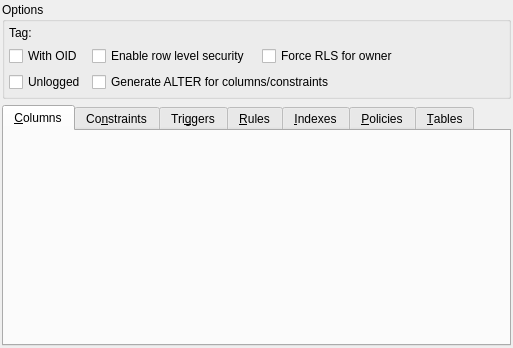
Above: libpgmodeler_ui/ui/tablewidget.ui from pgmodeler/pgmodeler before the change. Below: the same form after it.
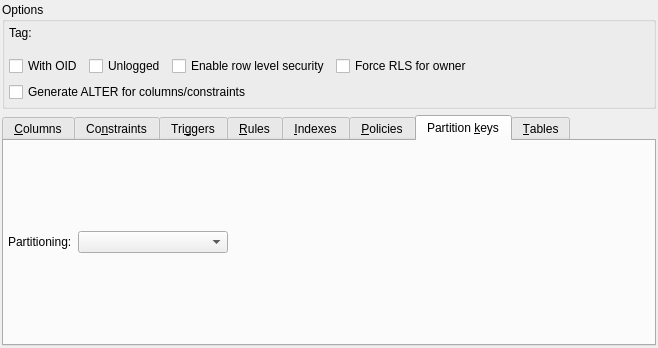
That is the form after the change. The open tabs and pages were chosen to show the change.

Commit message:
Added a tab "Partition keys" that will handle partitioning configuration on TableWidget
Added a method in ObjectsTableWidget to hide some horizontal header
sections

Added a missing validation to BaseRelationship

What changed in the file:
```diff
--- a/libpgmodeler_ui/ui/tablewidget.ui
+++ b/libpgmodeler_ui/ui/tablewidget.ui
@@ -6,7 +6,7 @@
    <rect>
     <x>0</x>
     <y>0</y>
-    <width>513</width>
+    <width>658</width>
     <height>348</height>
    </rect>
   </property>
@@ -37,20 +37,25 @@
      <property name="title">
       <string>Options</string>
      </property>
+     <layout class="QGridLayout" name="gridLayout_2">
+      <property name="leftMargin">
+       <number>4</number>
+      </property>
+      <property name="topMargin">
+       <number>4</number>
+      </property>
+      <property name="rightMargin">
+       <number>4</number>
+      </property>
+      <property name="bottomMargin">
+       <number>4</number>
+      </property>
+      <item row="2" column="0" colspan="2">
      <layout class="QGridLayout" name="gridLayout">
-      <property name="leftMargin">
-       <number>4</number>
-      </property>
       <property name="topMargin">
-       <number>4</number>
-      </property>
-      <property name="rightMargin">
-       <number>4</number>
-      </property>
-      <property name="bottomMargin">
-       <number>4</number>
-      </property>
-      <item row="2" column="0">
+         <number>10</number>
+        </property>
+        <item row="0" column="0">
        <widget class="QCheckBox" name="with_oids_chk">
         <property name="text">
          <string>With OID</string>
@@ -60,7 +65,7 @@
         </property>
        </widget>
       </item>
-      <item row="3" column="0">
+        <item row="0" column="1">
        <widget class="QCheckBox" name="unlogged_chk">
         <property name="sizePolicy">
          <sizepolicy hsizetype="Fixed" vsizetype="Fixed">
@@ -73,26 +78,7 @@
         </property>
        </widget>
       </item>
-      <item row="0" column="0">
-       <widget class="QLabel" name="tag_lbl">
-        <property name="sizePolicy">
-         <sizepolicy hsizetype="Fixed" vsizetype="Preferred">
-          <horstretch>0</horstretch>
-          <verstretch>0</verstretch>
-         </sizepolicy>
-        </property>
-        <property name="minimumSize">
-         <size>
-          <width>0</width>
-          <height>0</height>
-         </size>
-        </property>
-        <property name="text">
-         <string>Tag:</string>
-        </property>
-       </widget>
-      </item>
-      <item row="2" column="1">
+        <item row="0" column="2">
        <widget class="QCheckBox" name="enable_rls_chk">
         <property name="sizePolicy">
          <sizepolicy hsizetype="Preferred" vsizetype="Fixed">
@@ -105,7 +91,7 @@
         </property>
        </widget>
       </item>
-      <item row="2" column="3">
+        <item row="0" column="3">
        <widget class="QCheckBox" name="force_rls_chk">
         <property name="enabled">
          <bool>true</bool>
@@ -121,7 +107,7 @@
         </property>
        </widget>
       </item>
-      <item row="3" column="1" colspan="3">
+        <item row="1" column="0" colspan="4">
        <widget class="QCheckBox" name="gen_alter_cmds_chk">
         <property name="sizePolicy">
          <sizepolicy hsizetype="Expanding" vsizetype="Fixed">
@@ -135,6 +121,30 @@
        </widget>
       </item>
      </layout>
+      </item>
+      <item row="1" column="1">
+       <widget class="QWidget" name="tag_sel_parent" native="true"/>
+      </item>
+      <item row="1" column="0">
+       <widget class="QLabel" name="tag_lbl">
+        <property name="sizePolicy">
+         <sizepolicy hsizetype="Fixed" vsizetype="Preferred">
+          <horstretch>0</horstretch>
+          <verstretch>0</verstretch>
+         </sizepolicy>
+        </property>
+        <property name="minimumSize">
+         <size>
+          <width>0</width>
+          <height>0</height>
+         </size>
+        </property>
+        <property name="text">
+         <string>Tag:</string>
+        </property>
+       </widget>
+      </item>
+     </layout>
     </widget>
    </item>
    <item row="2" column="0" colspan="2">
@@ -172,6 +182,65 @@
        <string>&amp;Policies</string>
       </attribute>
      </widget>
+     <widget class="QWidget" name="tab_8">
+      <attribute name="title">
+       <string>Partition &amp;keys</string>
+      </attribute>
+      <layout class="QGridLayout" name="partitioning_grid">
+       <property name="leftMargin">
+        <number>4</number>
+       </property>
+       <property name="topMargin">
+        <number>4</number>
+       </property>
+       <property name="rightMargin">
+        <number>4</number>
+       </property>
+       <property name="bottomMargin">
+        <number>4</number>
+       </property>
+       <item row="0" column="0">
+        <widget class="QLabel" name="label">
+         <property name="sizePolicy">
+          <sizepolicy hsizetype="Fixed" vsizetype="Preferred">
+           <horstretch>0</horstretch>
+           <verstretch>0</verstretch>
+          </sizepolicy>
+         </property>
+         <property name="text">
+          <string>Partitioning:</string>
+         </property>
+        </widget>
+       </item>
+       <item row="0" column="1">
+        <layout class="QHBoxLayout" name="horizontalLayout">
+         <item>
+          <widget class="QComboBox" name="partitioning_type_cmb">
+           <property name="minimumSize">
+            <size>
+             <width>150</width>
+             <height>0</height>
+            </size>
+           </property>
+          </widget>
+         </item>
+         <item>
+          <spacer name="horizontalSpacer">
+           <property name="orientation">
+            <enum>Qt::Horizontal</enum>
+           </property>
+           <property name="sizeHint" stdset="0">
+            <size>
+             <width>40</width>
+             <height>20</height>
+            </size>
+           </property>
+          </spacer>
+         </item>
+        </layout>
+       </item>
+      </layout>
+     </widget>
      <widget class="QWidget" name="tab_2">
       <attribute name="title">
        <string>&amp;Tables</string>
```
Lines whose indentation alone changed are shown as unchanged. The commit also changes 12 other files.
